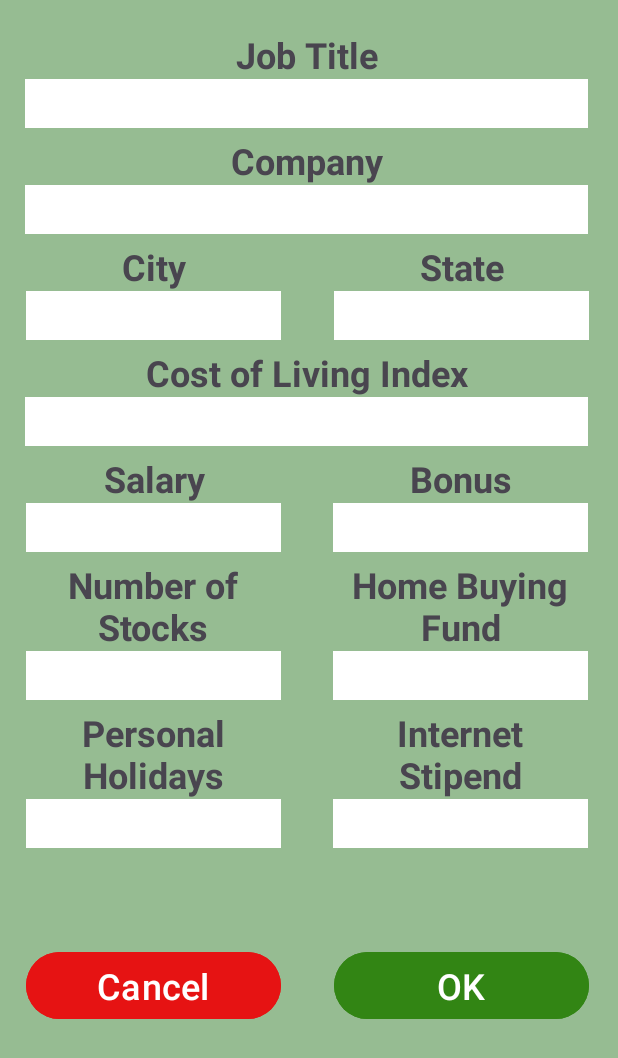
After one commit to dz1957/Job-Comparison, an Android app: the CurrentJobActivity screen opened directly, with no data from a screen before it, on a phone screen of 412 x 824 dp. The commit adds this screen. Shown: the top 1058 px of the screen. Run offline under Robolectric (Android 15) with nearby library versions, the phone set to English and light mode, and no system bars; our stand-ins replace Room's generated code.

Commit message:
refactor into child activities

```diff
--- a/GroupProject/JobCompare6300/app/src/main/AndroidManifest.xml
+++ b/GroupProject/JobCompare6300/app/src/main/AndroidManifest.xml
@@ -13,6 +13,9 @@
         android:theme="@style/Theme.JobCompare6300"
         tools:targetApi="31">
         <activity
+            android:name=".CurrentJobActivity"
+            android:exported="false" />
+        <activity
             android:name=".MainActivity"
             android:exported="true">
             <intent-filter>
--- /dev/null
+++ b/GroupProject/JobCompare6300/app/src/main/java/edu/gatech/seclass/jobcompare6300/CurrentJobActivity.java
@@ -0,0 +1,161 @@
+package edu.gatech.seclass.jobcompare6300;
+
+import androidx.appcompat.app.AppCompatActivity;
+import androidx.room.Room;
+
+import android.content.Intent;
+import android.os.Bundle;
+import android.util.Log;
+import android.view.View;
+import android.widget.EditText;
+
+import java.util.concurrent.CompletableFuture;
+import java.util.concurrent.ExecutionException;
+
+import edu.gatech.seclass.jobcompare6300.database.AppDatabase;
+import edu.gatech.seclass.jobcompare6300.entity.CurrentJob;
+
+public class CurrentJobActivity extends AppCompatActivity {
+
+    private CurrentJob currentJob;
+    private EditText jobTitleWidget;
+    private EditText companyWidget;
+    private EditText cityWidget;
+    private EditText stateWidget;
+    private EditText costOfLivingWidget;
+    private EditText salaryWidget;
+    private EditText bonusWidget;
+    private EditText numberOfStocksWidget;
+    private EditText homeBuyingFundWidget;
+    private EditText personalHolidaysWidget;
+    private EditText internetStipendWidget;
+
+    @Override
+    protected void onCreate(Bundle savedInstanceState) {
+        super.onCreate(savedInstanceState);
+        setContentView(R.layout.activity_current_job);
+
+        jobTitleWidget = (EditText) findViewById(R.id.current_jobtitle);
+        companyWidget = (EditText) findViewById(R.id.current_company);
+        cityWidget = (EditText) findViewById(R.id.current_city);
+        stateWidget = (EditText) findViewById(R.id.current_state);
+        costOfLivingWidget = (EditText) findViewById(R.id.current_col_index);
+        salaryWidget = (EditText) findViewById(R.id.current_salary);
+        bonusWidget = (EditText) findViewById(R.id.current_bonus);
+        numberOfStocksWidget = (EditText) findViewById(R.id.current_stocks);
+        homeBuyingFundWidget = (EditText) findViewById(R.id.current_homefund);
+        personalHolidaysWidget = (EditText) findViewById(R.id.current_holidays);
+        internetStipendWidget = (EditText) findViewById(R.id.current_internetstipend);
+    }
+
+    @Override
+    protected void onStart() {
+        super.onStart();
+        loadCurrentJob();
+    }
+
+    public void onClickOk(View view) throws ExecutionException, InterruptedException {
+        boolean isValidInternetStipend = isValidInternetStipend();
+        boolean isValidPersonalHoliday = isValidPersonalHoliday();
+        boolean isValidHomeBuyingFund = isValidHomeBuyingFund();
+
+        if (isValidInternetStipend && isValidPersonalHoliday && isValidHomeBuyingFund) {
+            //Store in database
+            getCurrentJobFromWidgets();
+            if (currentJob.getId() == null) {
+                CompletableFuture.runAsync(() -> {
+                    Log.i("Insert current job {}", currentJob.toString());
+                    AppDatabase.getInstance(this).getCurrentJobDao().insert(currentJob);
+                }).get();
+            } else {
+                CompletableFuture.runAsync(() -> {
+                    Log.i("Update current job {}", currentJob.toString());
+                    AppDatabase.getInstance(this).getCurrentJobDao().update(currentJob);
+                }).get();
+            }
+
+            navigateToMainActivity();
+        }
+
+    }
+
+    public void onClickCancel(View view) {
+        navigateToMainActivity();
+    }
+
+    public void navigateToMainActivity() {
+        Intent mainActivity = new Intent(this, MainActivity.class);
+        startActivity(mainActivity);
+    }
+
+    private void loadCurrentJob() {
+        currentJob = AppDatabase.getInstance(this).getCurrentJobDao().getCurrentJob().getValue();
+
+        if (currentJob == null) {
+            return;
+        }
+        jobTitleWidget.setText(currentJob.getTitle());
+        companyWidget.setText(currentJob.getCompany());
+        cityWidget.setText(currentJob.getCity());
+        stateWidget.setText(currentJob.getState());
+        costOfLivingWidget.setText(currentJob.getCostOfLivingIndex());
+        salaryWidget.setText(Float.toString(currentJob.getYearlySalary()));
+        bonusWidget.setText(Float.toString(currentJob.getYearlyBonus()));
+        numberOfStocksWidget.setText(currentJob.getNumberOfStock());
+        homeBuyingFundWidget.setText(Float.toString(currentJob.getHomeBuyingFund()));
+        personalHolidaysWidget.setText(currentJob.getPersonalChoiceHolidays());
+        internetStipendWidget.setText(Float.toString(currentJob.getMonthlyInternetStipend()));
+
+    }
+
+    private void getCurrentJobFromWidgets() {
+
+        if (currentJob == null) {
+            currentJob = new CurrentJob();
+        }
+
+        currentJob.setTitle(jobTitleWidget.getText().toString());
+        currentJob.setCompany(companyWidget.getText().toString());
+        currentJob.setCity(cityWidget.getText().toString());
+        currentJob.setState(stateWidget.getText().toString());
+        currentJob.setCostOfLivingIndex(Integer.parseInt(costOfLivingWidget.getText().toString()));
+        currentJob.setYearlySalary(Float.parseFloat(salaryWidget.getText().toString()));
+        currentJob.setYearlyBonus(Float.parseFloat(bonusWidget.getText().toString()));
+        currentJob.setNumberOfStock(Integer.parseInt(numberOfStocksWidget.getText().toString()));
+        currentJob.setHomeBuyingFund(Float.parseFloat(homeBuyingFundWidget.getText().toString()));
+        currentJob.setPersonalChoiceHolidays(Integer.parseInt(personalHolidaysWidget.getText().toString()));
+        currentJob.setMonthlyInternetStipend(Float.parseFloat(internetStipendWidget.getText().toString()));
+
+    }
+
+    private boolean isValidInternetStipend() {
+
+        boolean isValidInternetStipend = InputValidationUtility.validateMonthlyInternetStipend(internetStipendWidget.getText().toString());
+
+        if (!isValidInternetStipend) {
+            internetStipendWidget.setError("Internet stipend should be between 0 and 75.");
+        }
+
+        return isValidInternetStipend;
+    }
+
+    private boolean isValidPersonalHoliday() {
+        boolean isValidPersonalHoliday = InputValidationUtility.validatePersonalChoiceHoliday(personalHolidaysWidget.getText().toString());
+
+        if (!isValidPersonalHoliday) {
+            personalHolidaysWidget.setError("Value should be between 0 and 20.");
+        }
+
+        return isValidPersonalHoliday;
+    }
+
+    private boolean isValidHomeBuyingFund() {
+        boolean isValidHomeBuyingFund = InputValidationUtility.validateHomeBuyingFund(salaryWidget.getText().toString(), personalHolidaysWidget.getText().toString());
+
+        if (!isValidHomeBuyingFund) {
+            personalHolidaysWidget.setError("Value should be less than 15% of yearly salary.");
+        }
+
+        return isValidHomeBuyingFund;
+    }
+}
--- a/GroupProject/JobCompare6300/app/src/main/java/edu/gatech/seclass/jobcompare6300/dao/CurrentJobDao.java
+++ b/GroupProject/JobCompare6300/app/src/main/java/edu/gatech/seclass/jobcompare6300/dao/CurrentJobDao.java
@@ -1,6 +1,11 @@
 package edu.gatech.seclass.jobcompare6300.dao;
 
-import androidx.room.*;
+import androidx.lifecycle.LiveData;
+import androidx.room.Dao;
+import androidx.room.Delete;
+import androidx.room.Insert;
+import androidx.room.Query;
+import androidx.room.Update;
 
 import java.util.List;
 
@@ -18,5 +23,5 @@ public interface CurrentJobDao {
     void delete(CurrentJob currentJob);
 
     @Query("SELECT * FROM currentjob LIMIT 1")
-    CurrentJob getCurrentJob();
+    LiveData<CurrentJob> getCurrentJob();
 }
--- a/GroupProject/JobCompare6300/app/src/main/java/edu/gatech/seclass/jobcompare6300/database/AppDatabase.java
+++ b/GroupProject/JobCompare6300/app/src/main/java/edu/gatech/seclass/jobcompare6300/database/AppDatabase.java
@@ -1,6 +1,7 @@
 package edu.gatech.seclass.jobcompare6300.database;
 
 import android.content.Context;
+import android.util.Log;
 
 import androidx.room.*;
 
@@ -11,10 +12,21 @@ import edu.gatech.seclass.jobcompare6300.entity.CurrentJob;
 import edu.gatech.seclass.jobcompare6300.entity.JobOffer;
 import edu.gatech.seclass.jobcompare6300.entity.WeightConfig;
 
-@Database(entities = {CurrentJob.class, JobOffer.class, WeightConfig.class}, version = 1)
+@Database(entities = {CurrentJob.class, JobOffer.class, WeightConfig.class}, version = 2)
 public abstract class AppDatabase extends RoomDatabase {
     public abstract CurrentJobDao getCurrentJobDao();
     public abstract JobOfferDao getJobOfferDao();
     public abstract WeightConfigDao getWeightConfigDao();
 
+    private static final String DB_NAME = "job_compare_db";
+    private static AppDatabase instance;
+
+    public static synchronized AppDatabase getInstance(Context context) {
+        if (instance == null) {
+            instance = Room.databaseBuilder(context.getApplicationContext(), AppDatabase.class, DB_NAME).fallbackToDestructiveMigration().build();
+        }
+        Log.i(AppDatabase.class.getName(), "AppDatabase instantiated.");
+        return instance;
+    }
+
 }
--- /dev/null
+++ b/GroupProject/JobCompare6300/app/src/main/res/layout/activity_current_job.xml
@@ -0,0 +1,360 @@
+<?xml version="1.0" encoding="utf-8"?>
+<androidx.constraintlayout.widget.ConstraintLayout xmlns:android="http://schemas.android.com/apk/res/android"
+    xmlns:app="http://schemas.android.com/apk/res-auto"
+    xmlns:tools="http://schemas.android.com/tools"
+    android:layout_width="match_parent"
+    android:layout_height="match_parent"
+    android:background="#96BC92"
+    tools:context=".CurrentJobActivity">
+    <LinearLayout
+        android:layout_width="409dp"
+        android:layout_height="729dp"
+        android:orientation="vertical"
+        tools:layout_editor_absoluteX="1dp"
+        tools:layout_editor_absoluteY="1dp">
+
+        <LinearLayout
+            android:layout_width="match_parent"
+            android:layout_height="match_parent"
+            android:orientation="vertical">
+
+            <LinearLayout
+                android:layout_width="match_parent"
+                android:layout_height="match_parent"
+                android:gravity="center_horizontal"
+                android:orientation="vertical">
+
+                <Space
+                    android:layout_width="match_parent"
+                    android:layout_height="20dp" />
+
+                <TextView
+                    android:id="@+id/textView2"
+                    android:layout_width="match_parent"
+                    android:layout_height="wrap_content"
+                    android:text="Job Title"
+                    android:textAlignment="center"
+                    android:textSize="24sp"
+                    android:textStyle="bold" />
+
+                <EditText
+                    android:id="@+id/current_jobtitle"
+                    android:layout_width="375dp"
+                    android:layout_height="wrap_content"
+                    android:background="#F8F7F7"
+                    android:backgroundTint="#FFFFFF"
+                    android:ems="10"
+                    android:inputType="text"
+                    android:textSize="24sp" />
+
+                <Space
+                    android:layout_width="match_parent"
+                    android:layout_height="5dp" />
+
+                <TextView
+                    android:id="@+id/textView4"
+                    android:layout_width="match_parent"
+                    android:layout_height="wrap_content"
+                    android:text="Company"
+                    android:textAlignment="center"
+                    android:textSize="24sp"
+                    android:textStyle="bold" />
+
+                <EditText
+                    android:id="@+id/current_company"
+                    android:layout_width="375dp"
+                    android:layout_height="wrap_content"
+                    android:background="#F8F7F7"
+                    android:backgroundTint="#FFFFFF"
+                    android:ems="10"
+                    android:inputType="text"
+                    android:textSize="24sp" />
+
+                <Space
+                    android:layout_width="match_parent"
+                    android:layout_height="5dp" />
+
+                <LinearLayout
+                    android:layout_width="match_parent"
+                    android:layout_height="wrap_content"
+                    android:orientation="horizontal">
+
+                    <LinearLayout
+                        android:layout_width="205dp"
+                        android:layout_height="match_parent"
+                        android:gravity="center_horizontal"
+                        android:orientation="vertical">
+
+                        <TextView
+                            android:id="@+id/textView4"
+                            android:layout_width="match_parent"
+                            android:layout_height="wrap_content"
+                            android:text="City"
+                            android:textAlignment="center"
+                            android:textSize="24sp"
+                            android:textStyle="bold" />
+
+                        <EditText
+                            android:id="@+id/current_city"
+                            android:layout_width="170dp"
+                            android:layout_height="wrap_content"
+                            android:background="#F8F7F7"
+                            android:backgroundTint="#FFFFFF"
+                            android:ems="10"
+                            android:inputType="text"
+                            android:textSize="24sp" />
+
+                    </LinearLayout>
+
+                    <LinearLayout
+                        android:layout_width="205dp"
+                        android:layout_height="match_parent"
+                        android:gravity="center_horizontal"
+                        android:orientation="vertical">
+
+                        <TextView
+                            android:id="@+id/textView8"
+                            android:layout_width="match_parent"
+                            android:layout_height="wrap_content"
+                            android:text="State"
+                            android:textAlignment="center"
+                            android:textSize="24sp"
+                            android:textStyle="bold" />
+
+                        <EditText
+                            android:id="@+id/current_state"
+                            android:layout_width="170dp"
+                            android:layout_height="wrap_content"
+                            android:background="#F8F7F7"
+                            android:backgroundTint="#FFFFFF"
+                            android:ems="10"
+                            android:inputType="text"
+                            android:textSize="24sp" />
+                    </LinearLayout>
+                </LinearLayout>
+
+                <Space
+                    android:layout_width="match_parent"
+                    android:layout_height="5dp" />
+
+                <TextView
+                    android:id="@+id/textView4"
+                    android:layout_width="match_parent"
+                    android:layout_height="wrap_content"
+                    android:text="Cost of Living Index"
+                    android:textAlignment="center"
+                    android:textSize="24sp"
+                    android:textStyle="bold" />
+
+                <EditText
+                    android:id="@+id/current_col_index"
+                    android:layout_width="375dp"
+                    android:layout_height="wrap_content"
+                    android:background="#F8F7F7"
+                    android:backgroundTint="#FFFFFF"
+                    android:ems="10"
+                    android:inputType="text"
+                    android:textSize="24sp" />
+
+                <Space
+                    android:layout_width="match_parent"
+                    android:layout_height="5dp" />
+
+                <LinearLayout
+                    android:layout_width="match_parent"
+                    android:layout_height="wrap_content"
+                    android:orientation="horizontal">
+
+                    <LinearLayout
+                        android:layout_width="205dp"
+                        android:layout_height="wrap_content"
+                        android:gravity="center_horizontal"
+                        android:orientation="vertical">
+
+                        <TextView
+                            android:id="@+id/textView4"
+                            android:layout_width="match_parent"
+                            android:layout_height="wrap_content"
+                            android:text="Salary"
+                            android:textAlignment="center"
+                            android:textSize="24sp"
+                            android:textStyle="bold" />
+
+                        <EditText
+                            android:id="@+id/current_salary"
+                            android:layout_width="170dp"
+                            android:layout_height="wrap_content"
+                            android:background="#F8F7F7"
+                            android:backgroundTint="#FFFFFF"
+                            android:ems="10"
+                            android:inputType="text"
+                            android:textSize="24sp" />
+
+                        <Space
+                            android:layout_width="match_parent"
+                            android:layout_height="5dp" />
+
+                        <TextView
+                            android:id="@+id/textView4"
+                            android:layout_width="170dp"
+                            android:layout_height="wrap_content"
+                            android:text="Number of Stocks"
+                            android:textAlignment="center"
+                            android:textSize="24sp"
+                            android:textStyle="bold" />
+
+                        <EditText
+                            android:id="@+id/current_stocks"
+                            android:layout_width="170dp"
+                            android:layout_height="wrap_content"
+                            android:background="#F8F7F7"
+                            android:backgroundTint="#FFFFFF"
+                            android:ems="10"
+                            android:inputType="text"
+                            android:textSize="24sp" />
+
+                        <Space
+                            android:layout_width="match_parent"
+                            android:layout_height="5dp" />
+
+                        <TextView
+                            android:id="@+id/textView4"
+                            android:layout_width="170dp"
+                            android:layout_height="wrap_content"
+                            android:text="Personal Holidays"
+                            android:textAlignment="center"
+                            android:textSize="24sp"
+                            android:textStyle="bold" />
+
+                        <EditText
+                            android:id="@+id/current_holidays"
+                            android:layout_width="170dp"
+                            android:layout_height="wrap_content"
+                            android:background="#F8F7F7"
+                            android:backgroundTint="#FFFFFF"
+                            android:ems="10"
+                            android:inputType="text"
+                            android:textSize="24sp" />
+
+                    </LinearLayout>
+
+                    <LinearLayout
+                        android:layout_width="match_parent"
+                        android:layout_height="wrap_content"
+                        android:gravity="center_horizontal"
+                        android:orientation="vertical">
+
+                        <TextView
+                            android:id="@+id/textView10"
+                            android:layout_width="match_parent"
+                            android:layout_height="wrap_content"
+                            android:text="Bonus"
+                            android:textAlignment="center"
+                            android:textSize="24sp"
+                            android:textStyle="bold" />
+
+                        <EditText
+                            android:id="@+id/current_bonus"
+                            android:layout_width="170dp"
+                            android:layout_height="wrap_content"
+                            android:background="#F8F7F7"
+                            android:backgroundTint="#FFFFFF"
+                            android:ems="10"
+                            android:inputType="text"
+                            android:textSize="24sp" />
+
+                        <Space
+                            android:layout_width="match_parent"
+                            android:layout_height="5dp" />
+
+                        <TextView
+                            android:id="@+id/textView4"
+                            android:layout_width="170dp"
+                            android:layout_height="wrap_content"
+                            android:text="Home Buying Fund"
+                            android:textAlignment="center"
+                            android:textSize="24sp"
+                            android:textStyle="bold" />
+
+                        <EditText
+                            android:id="@+id/current_homefund"
+                            android:layout_width="170dp"
+                            android:layout_height="wrap_content"
+                            android:background="#F8F7F7"
+                            android:backgroundTint="#FFFFFF"
+                            android:ems="10"
+                            android:inputType="text"
+                            android:textSize="24sp" />
+
+                        <Space
+                            android:layout_width="match_parent"
+                            android:layout_height="5dp" />
+
+                        <TextView
+                            android:id="@+id/textView4"
+                            android:layout_width="170dp"
+                            android:layout_height="wrap_content"
+                            android:text="Internet Stipend"
+                            android:textAlignment="center"
+                            android:textSize="24sp"
+                            android:textStyle="bold" />
+
+                        <EditText
+                            android:id="@+id/current_internetstipend"
+                            android:layout_width="170dp"
+                            android:layout_height="wrap_content"
+                            android:background="#F8F7F7"
+                            android:backgroundTint="#FFFFFF"
+                            android:ems="10"
+                            android:inputType="text"
+                            android:textSize="24sp" />
+                    </LinearLayout>
+                </LinearLayout>
+
+                <Space
+                    android:layout_width="match_parent"
+                    android:layout_height="65dp" />
+
+                <LinearLayout
+                    android:layout_width="match_parent"
+                    android:layout_height="match_parent"
+                    android:orientation="horizontal">
+
+                    <LinearLayout
+                        android:layout_width="205dp"
+                        android:layout_height="match_parent"
+                        android:gravity="center_horizontal"
+                        android:orientation="vertical">
+
+                        <Button
+                            android:id="@+id/current_cancel"
+                            android:layout_width="170dp"
+                            android:layout_height="wrap_content"
+                            android:backgroundTint="#E61313"
+                            android:onClick="onClickCancel"
+                            android:text="Cancel"
+                            android:textSize="24sp" />
+                    </LinearLayout>
+
+                    <LinearLayout
+                        android:layout_width="205dp"
+                        android:layout_height="match_parent"
+                        android:gravity="center_horizontal"
+                        android:orientation="vertical">
+
+                        <Button
+                            android:id="@+id/current_ok"
+                            android:layout_width="170dp"
+                            android:layout_height="wrap_content"
+                            android:backgroundTint="#328514"
+                            android:onClick="onClickOk"
+                            android:text="OK"
+                            android:textSize="24sp" />
+                    </LinearLayout>
+                </LinearLayout>
+
+            </LinearLayout>
+        </LinearLayout>
+
+    </LinearLayout>
+</androidx.constraintlayout.widget.ConstraintLayout>
```
Also changed, not shown: GroupProject/JobCompare6300/app/src/main/java/edu/gatech/seclass/jobcompare6300/InputValidationUtility.java (added, +18 -0 lines), GroupProject/JobCompare6300/app/src/main/java/edu/gatech/seclass/jobcompare6300/MainActivity.java (+7 -29 lines), GroupProject/JobCompare6300/app/src/main/java/edu/gatech/seclass/jobcompare6300/entity/CurrentJob.java (+136 -1 lines).
